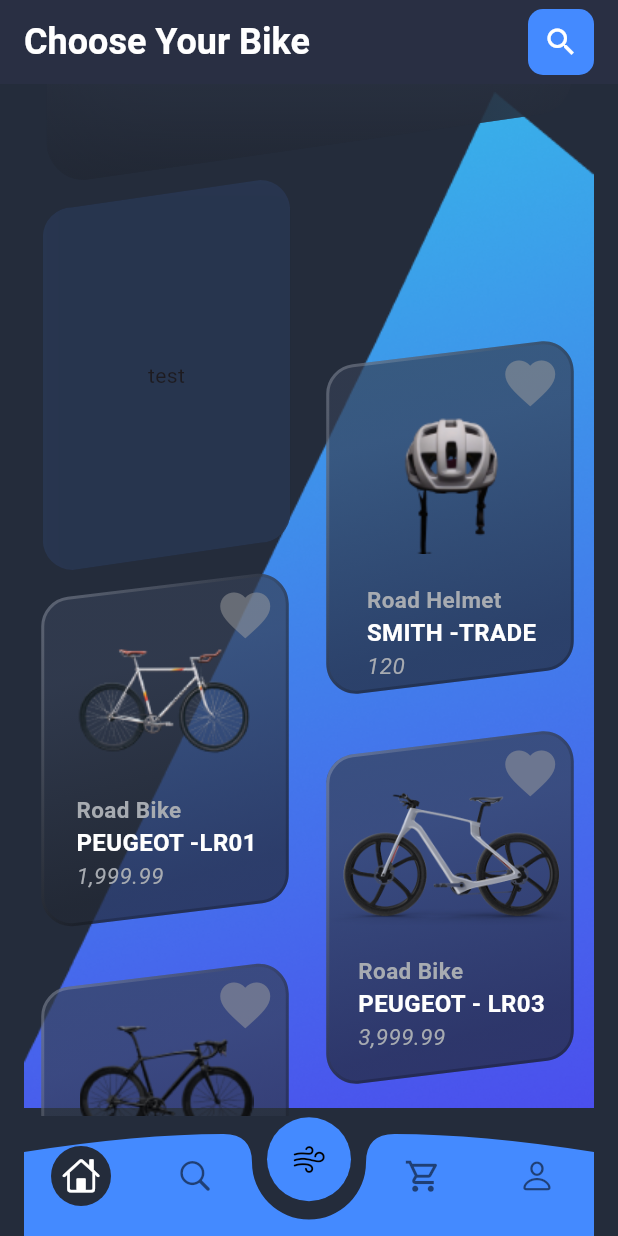
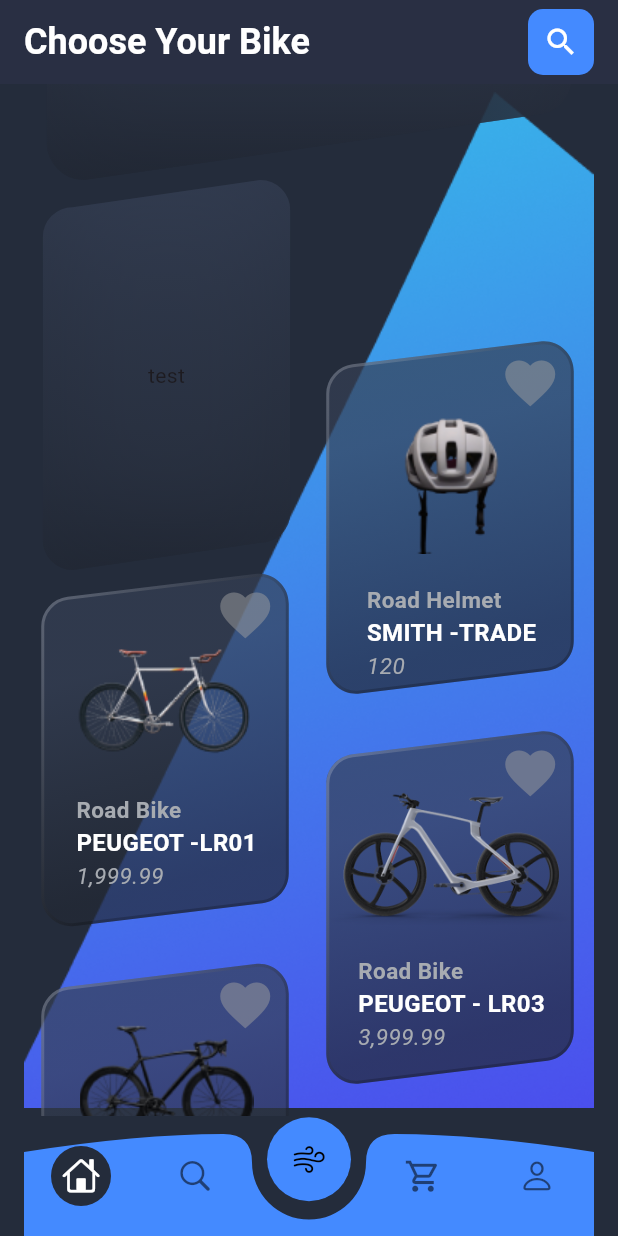
Before and after one commit to tienluan02/online_bicycle_shop, a Flutter app: the screen it shows after launch, scrolled down 576 dp, on a phone screen of 412 x 824 dp. Run offline on Flutter 3.47's test engine with Material 3 defaults, Android fonts, the phone set to English and light mode, and no system bars; drawn by our look-alikes of like_button; our stand-ins replace flutter_svg.

```diff
--- a/online_bicycle_shop_app/lib/components/item_container.dart
+++ b/online_bicycle_shop_app/lib/components/item_container.dart
@@ -100,17 +100,34 @@ class _CreateItemContainerState extends State<CreateItemContainer> {
         width: 165,
           height: 260,
         decoration: BoxDecoration(
-          color: Color.fromRGBO(42, 57, 86, 0.8),
-          borderRadius: BorderRadius.circular(10),
-          boxShadow: [
-            BoxShadow(
-              color: Colors.black.withOpacity(0.2),
-              blurRadius: 10,
-              spreadRadius: 2,
-              offset: Offset(5, 5),
-            ),
-          ],
+      gradient: LinearGradient(
+      begin: Alignment.topCenter,
+        end: Alignment.bottomCenter,
+        colors: [
+          Color(0x99353F54),
+          Color(0x99222834),
+        ],
+      ),
+      borderRadius: BorderRadius.circular(10),
+      border: Border.all(
+        width: 2,
+        color: Colors.transparent,
+      ),
+      boxShadow: [
+        BoxShadow(
+          color: Color(0x9910141C),
+          blurRadius: 60,
+          spreadRadius: 0,
+          offset: Offset(0, 20),
         ),
+        BoxShadow(
+          color: Color(0x803B475F),
+          blurRadius: 60,
+          spreadRadius: 0,
+          offset: Offset(0, -20),
+        ),
+      ],
+    ),
         child: Center(child: widget.child),
       ),
     );
```
